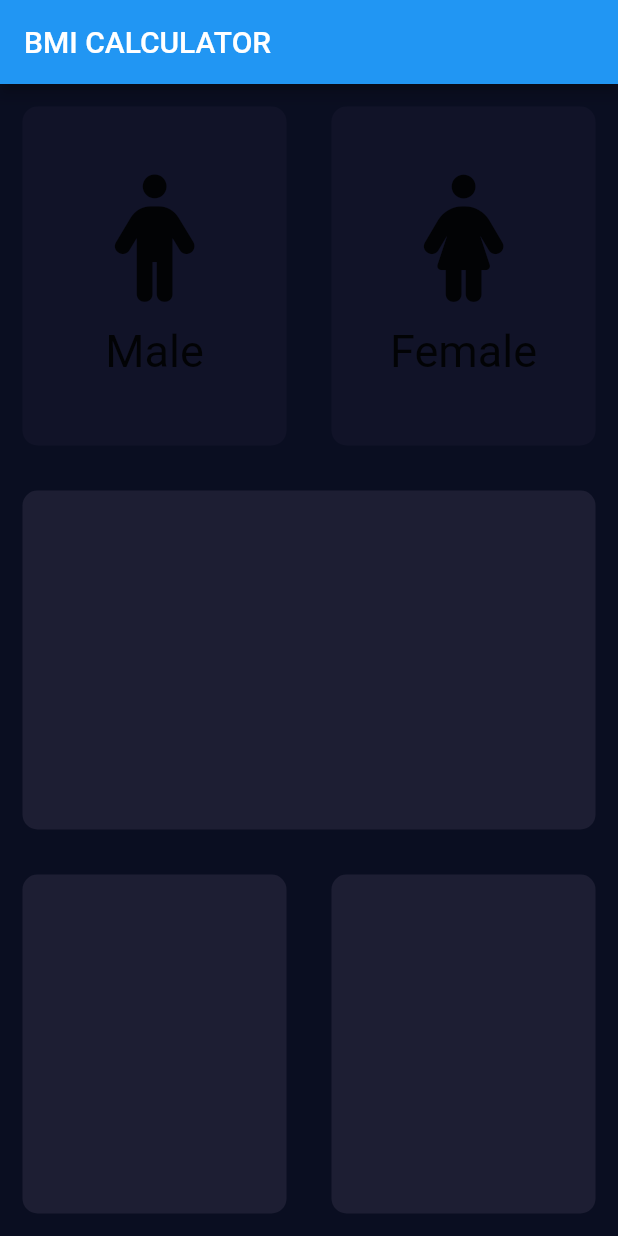
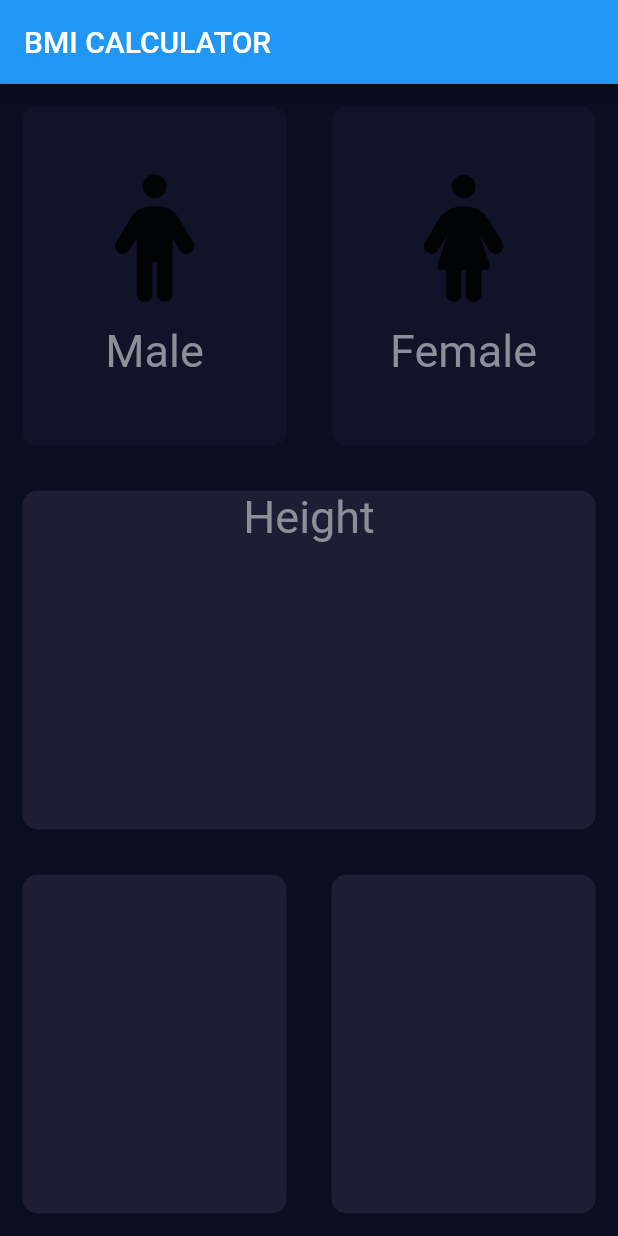
Before and after one commit to Uzair018/bmi_calculator, a Flutter app: the screen it shows after launch, on a phone screen of 412 x 824 dp. Run offline on Flutter 3.47's test engine with Material 2 defaults, Android fonts, the phone set to English and light mode, and no system bars; our stand-ins replace font_awesome_flutter.

Commit message:
create seperate constant file

```diff
--- a/lib/IconTextFile.dart
+++ b/lib/IconTextFile.dart
@@ -1,4 +1,6 @@
+import 'package:bmi_calculator/constantFile.dart';
 import 'package:flutter/material.dart';
+import 'constantFile.dart';
 
 class RepeatTextandIconWidget extends StatelessWidget {
   RepeatTextandIconWidget({@required this.iconData,this.label});
@@ -21,9 +23,7 @@ class RepeatTextandIconWidget extends StatelessWidget {
           height: 15.0,
         ),
         Text(label,
-          style: TextStyle(
-            fontSize: 30.0,
-          ),),
+          style: KLabelStyle,),
       ],
     );
   }
--- /dev/null
+++ b/lib/constantFile.dart
@@ -0,0 +1,8 @@
+import 'package:flutter/material.dart';
+
+const activeColour = Color(0xFF1D1E33);
+const deActiveColour = Color(0xFF111328);
+const KLabelStyle=TextStyle(
+fontSize: 30.0,
+color: Color(0xFF8D8E98),
+);
--- a/lib/input_page.dart
+++ b/lib/input_page.dart
@@ -1,11 +1,12 @@
 
+import 'package:bmi_calculator/constantFile.dart';
 import 'package:flutter/material.dart';
 import 'package:font_awesome_flutter/font_awesome_flutter.dart';
 import 'IconTextFile.dart';
 import 'ContainerFile.dart';
+import 'constantFile.dart';
 
-const activeColour = Color(0xFF1D1E33);
-const deActiveColour = Color(0xFF111328);
+
 enum Gender  {
   male,
   female,
@@ -31,6 +32,7 @@ class _InputPageState extends State<InputPage> {
           title: Text('BMI CALCULATOR'),
         ),
         body: Column(
+          crossAxisAlignment: CrossAxisAlignment.stretch,
           children: [
             Expanded(child: Row(
               children: [
@@ -67,6 +69,11 @@ class _InputPageState extends State<InputPage> {
             ),),
             Expanded(child: RepeatContainerCode(
               colors: Color(0xFF1D1E33),
+              cardWidget: Column(
+                children: [
+                  Text('Height',style: KLabelStyle,),
+                ],
+              ),
             ),),
             Expanded(child: Row(
               children: [
```
